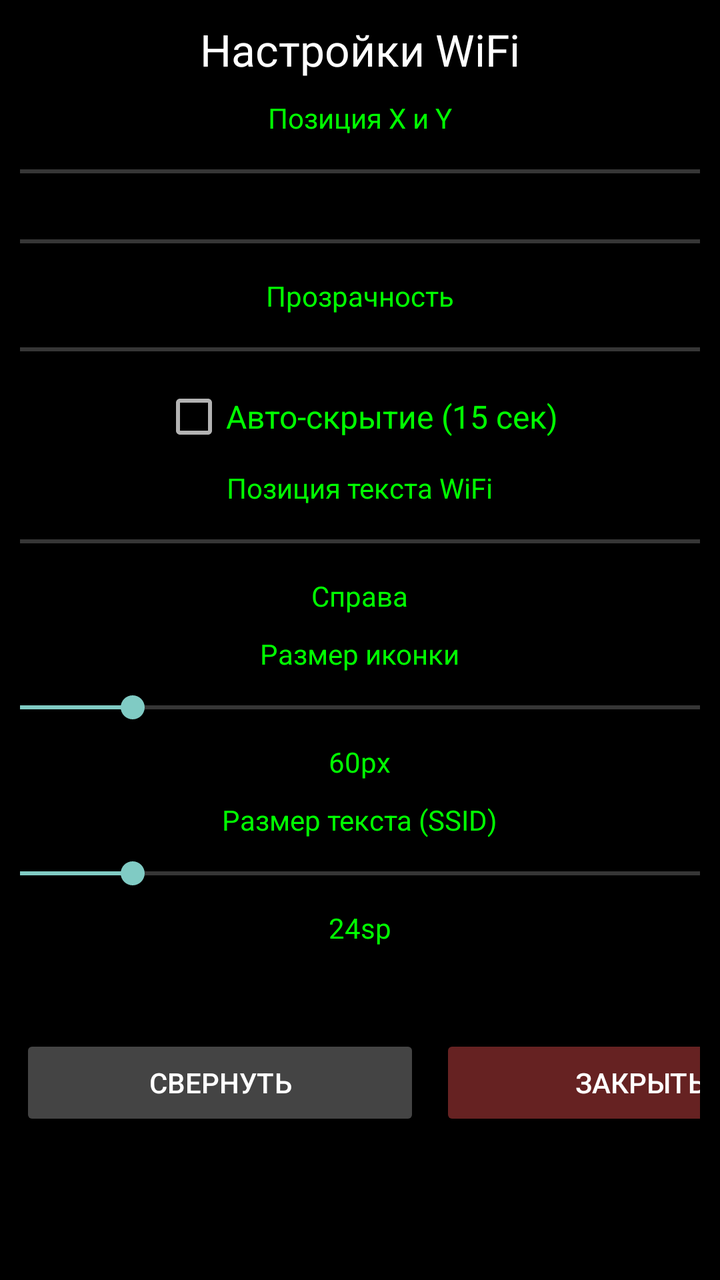
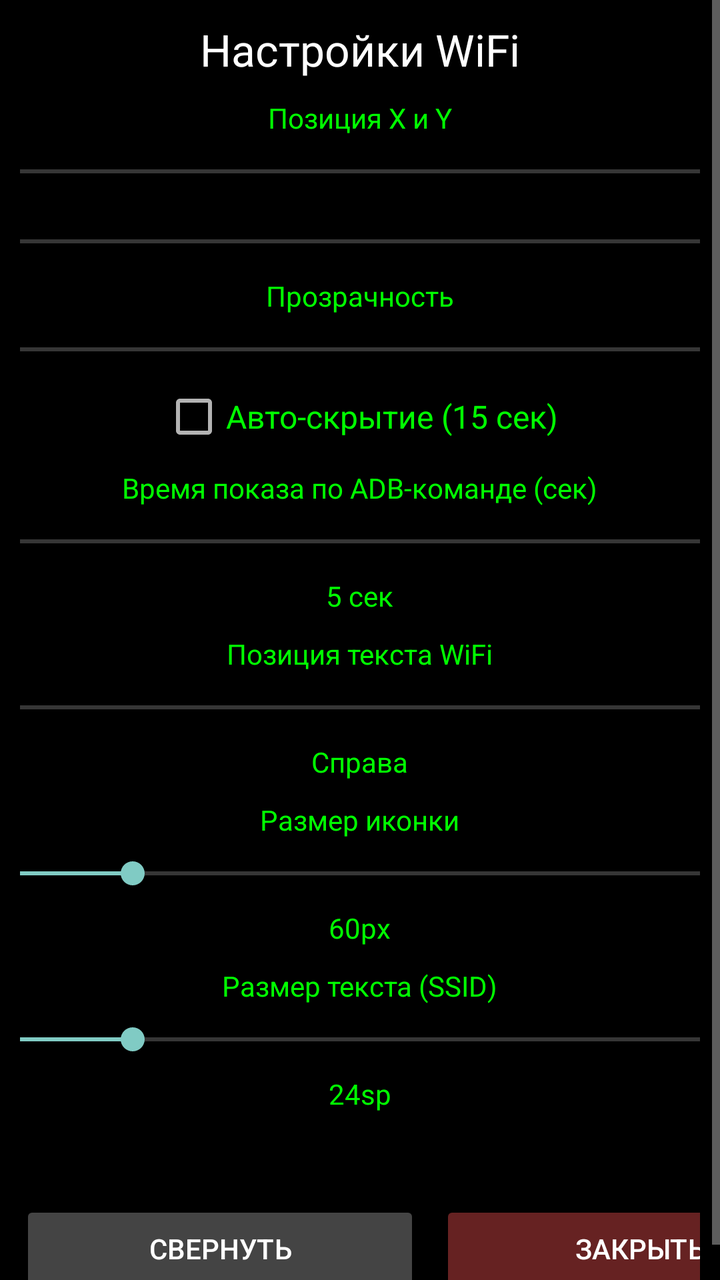

Two renders of the same Android screen: before a commit and after it. Below are the layout's source before the change and the commit's diff.
<!-- AndroidManifest.xml: application theme AppTheme -->
<!-- res/layout/activity_main.xml -->
<?xml version="1.0" encoding="utf-8"?>
<ScrollView xmlns:android="http://schemas.android.com/apk/res/android"
    android:layout_width="match_parent"
    android:layout_height="match_parent"
    android:background="#cc000000">

    <LinearLayout
        android:layout_width="match_parent"
        android:layout_height="wrap_content"
        android:orientation="vertical"
        android:padding="10dp"
        android:gravity="center">

        <TextView
            android:layout_width="wrap_content"
            android:layout_height="wrap_content"
            android:text="Настройки WiFi"
            android:textSize="22sp"
            android:textColor="#ffffffff"
            android:layout_marginBottom="10dp" />

        <TextView
            android:layout_width="wrap_content"
            android:layout_height="wrap_content"
            android:text="Позиция X и Y"
            android:textColor="#ff00ff00" />

        <SeekBar
            android:id="@+id/sbX"
            android:layout_width="600dp"
            android:layout_height="35dp"
            android:max="100" />

        <SeekBar
            android:id="@+id/sbY"
            android:layout_width="600dp"
            android:layout_height="35dp"
            android:max="100" />

        <TextView
            android:layout_width="wrap_content"
            android:layout_height="wrap_content"
            android:text="Прозрачность"
            android:textColor="#ff00ff00" />

        <SeekBar
            android:id="@+id/sbAlpha"
            android:layout_width="600dp"
            android:layout_height="35dp"
            android:max="255" />

        <CheckBox
            android:id="@+id/cbAutoHide"
            android:layout_width="wrap_content"
            android:layout_height="wrap_content"
            android:text="Авто-скрытие (15 сек)"
            android:textSize="16sp"
            android:textColor="#ff00ff00" />

        <TextView
            android:layout_width="wrap_content"
            android:layout_height="wrap_content"
            android:text="Позиция текста WiFi"
            android:textColor="#ff00ff00"
            android:layout_marginTop="10dp" />

        <SeekBar
            android:id="@+id/sbTextPosition"
            android:layout_width="600dp"
            android:layout_height="35dp"
            android:max="1" />

        <TextView
            android:id="@+id/tvTextPositionLabel"
            android:layout_width="wrap_content"
            android:layout_height="wrap_content"
            android:text="Справа"
            android:textColor="#ff00ff00" />

        <TextView
            android:layout_width="wrap_content"
            android:layout_height="wrap_content"
            android:text="Размер иконки"
            android:textColor="#ff00ff00"
            android:layout_marginTop="10dp" />

        <SeekBar
            android:id="@+id/sbIconSize"
            android:layout_width="600dp"
            android:layout_height="35dp"
            android:max="200"
            android:progress="60" />

        <TextView
            android:id="@+id/tvIconSizeLabel"
            android:layout_width="wrap_content"
            android:layout_height="wrap_content"
            android:text="60px"
            android:textColor="#ff00ff00" />

        <TextView
            android:layout_width="wrap_content"
            android:layout_height="wrap_content"
            android:text="Размер текста (SSID)"
            android:textColor="#ff00ff00"
            android:layout_marginTop="10dp" />

        <SeekBar
            android:id="@+id/sbFontSize"
            android:layout_width="600dp"
            android:layout_height="35dp"
            android:max="80"
            android:progress="24" />

        <TextView
            android:id="@+id/tvFontSizeLabel"
            android:layout_width="wrap_content"
            android:layout_height="wrap_content"
            android:text="24sp"
            android:textColor="#ff00ff00" />

        <TextView
            android:id="@+id/tvPermissionsStatus"
            android:layout_width="wrap_content"
            android:layout_height="wrap_content"
            android:text=""
            android:textSize="14sp"
            android:textColor="#ffaaaaaa"
            android:layout_marginTop="15dp" />

        <LinearLayout
            android:layout_width="wrap_content"
            android:layout_height="wrap_content"
            android:orientation="horizontal"
            android:layout_marginTop="10dp">

            <Button
                android:id="@+id/btnMinimize"
                android:layout_width="200dp"
                android:layout_height="wrap_content"
                android:text="СВЕРНУТЬ"
                android:backgroundTint="#ff444444"
                android:layout_marginEnd="10dp" />

            <Button
                android:id="@+id/btnClose"
                android:layout_width="200dp"
                android:layout_height="wrap_content"
                android:text="ЗАКРЫТЬ"
                android:backgroundTint="#ff662222" />

        </LinearLayout>

    </LinearLayout>

</ScrollView>
<!-- resources referenced by this layout -->
<resources>
  <style name="AppTheme" parent="Theme.AppCompat.NoActionBar">
          <item name="android:windowBackground">@android:color/black</item>
          <item name="android:colorBackground">@android:color/black</item>
          <item name="android:textColorPrimary">@android:color/white</item>
      </style>
</resources>

<!-- the commit's change to res/layout/activity_main.xml (unified diff, before → after) -->
@@ -55,6 +55,27 @@
             android:layout_height="wrap_content"
             android:text="Авто-скрытие (15 сек)"
             android:textSize="16sp"
+            android:textColor="#ff00ff00" />
+
+        <TextView
+            android:layout_width="wrap_content"
+            android:layout_height="wrap_content"
+            android:text="Время показа по ADB-команде (сек)"
+            android:textColor="#ff00ff00"
+            android:layout_marginTop="10dp" />
+
+        <SeekBar
+            android:id="@+id/sbShowDuration"
+            android:layout_width="600dp"
+            android:layout_height="35dp"
+            android:max="60"
+            android:progress="5" />
+
+        <TextView
+            android:id="@+id/tvShowDurationLabel"
+            android:layout_width="wrap_content"
+            android:layout_height="wrap_content"
+            android:text="5 сек"
             android:textColor="#ff00ff00" />
 
         <TextView
